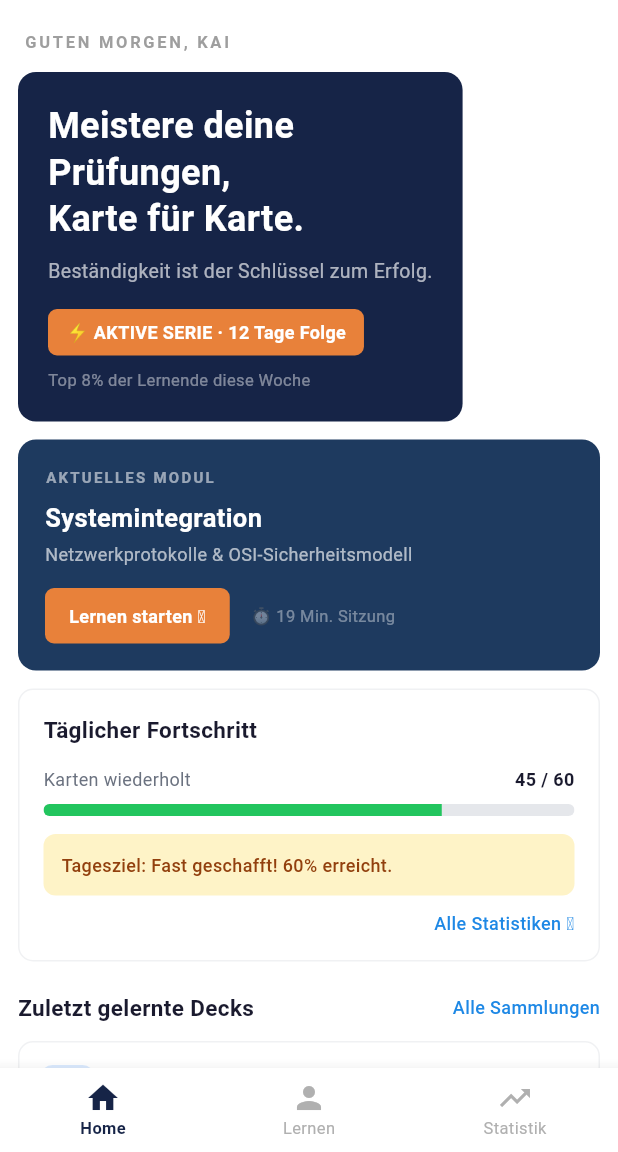
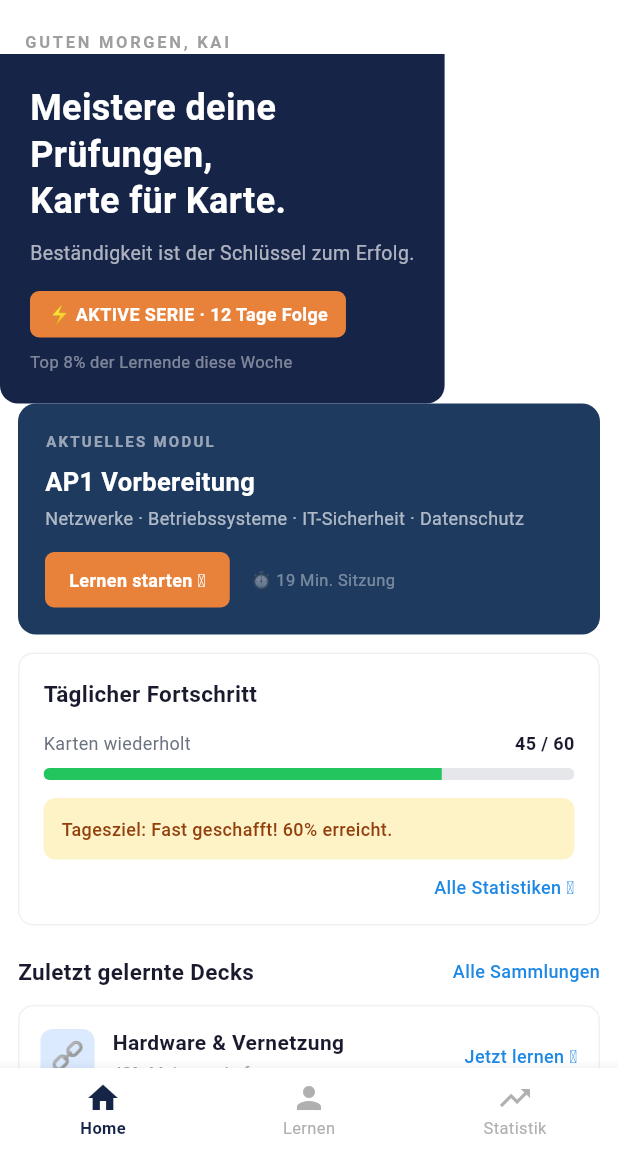
Before and after one commit to anki-project-team/anki-system, a Flutter app: the screen it shows after launch, on a phone screen of 412 x 824 dp, the part 84-1236 px from its top. Run offline on Flutter 3.47's test engine with Material 3 defaults, Android fonts, the phone set to English and light mode, and no system bars; our stand-ins replace cloud_firestore, firebase_core, flutter_local_notifications, timezone; accounts and stored records are empty.

Commit message:
fix: Full-width hero card, correct AP1 module content
- Remove hero card side margins, use bottom-only border radius
- Replace "Systemintegration" with "AP1 Vorbereitung"
- Update subtitle to cover all AP1 topics (not branch-specific)

Co-Authored-By: Claude Opus 4.6 (1M context) <noreply@anthropic.com>

```diff
--- a/lib/screens/home_screen.dart
+++ b/lib/screens/home_screen.dart
@@ -95,11 +95,10 @@ class HomeDashboardScreen extends StatelessWidget {
   // ════════════════════════════════════════════════════════════
   Widget _buildHeroCard() {
     return Container(
-      margin: const EdgeInsets.all(12),
       padding: const EdgeInsets.all(20),
-      decoration: BoxDecoration(
-        color: const Color(0xFF162447),
-        borderRadius: BorderRadius.circular(12),
+      decoration: const BoxDecoration(
+        color: Color(0xFF162447),
+        borderRadius: BorderRadius.vertical(bottom: Radius.circular(12)),
       ),
       child: Column(
         crossAxisAlignment: CrossAxisAlignment.start,
@@ -181,7 +180,7 @@ class HomeDashboardScreen extends StatelessWidget {
           ),
           const SizedBox(height: 8),
           const Text(
-            'Systemintegration',
+            'AP1 Vorbereitung',
             style: TextStyle(
               color: Colors.white,
               fontSize: 17,
@@ -190,7 +189,7 @@ class HomeDashboardScreen extends StatelessWidget {
           ),
           const SizedBox(height: 4),
           Text(
-            'Netzwerkprotokolle & OSI-Sicherheitsmodell',
+            'Netzwerke \u00B7 Betriebssysteme \u00B7 IT-Sicherheit \u00B7 Datenschutz',
             style: TextStyle(
               color: Colors.white.withValues(alpha: 0.65),
               fontSize: 12,
```
